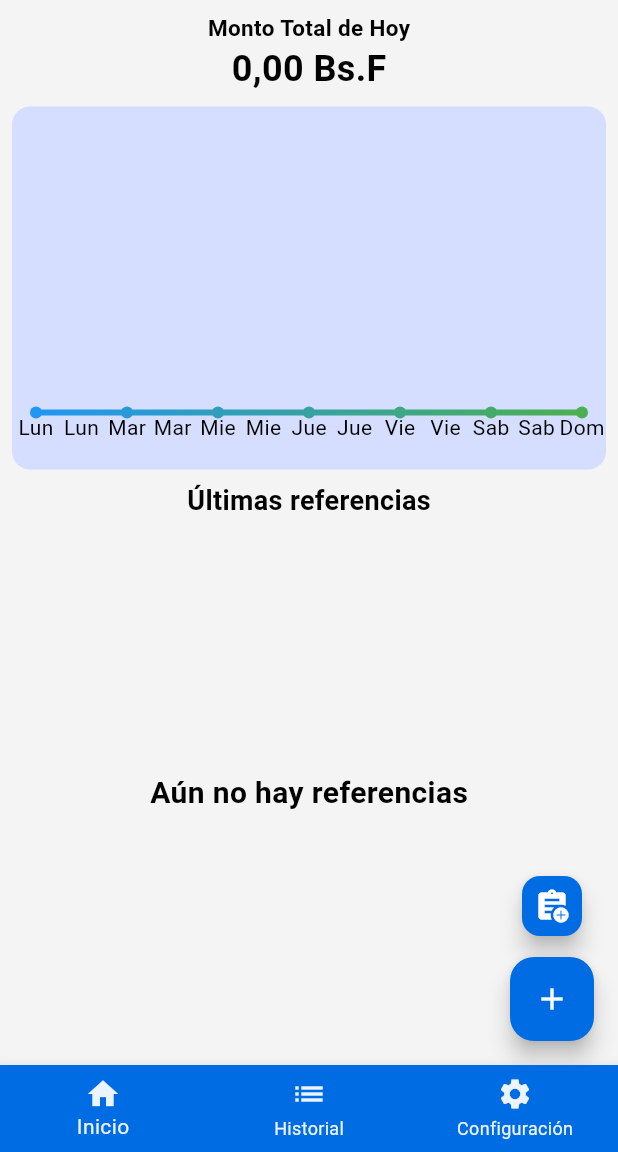
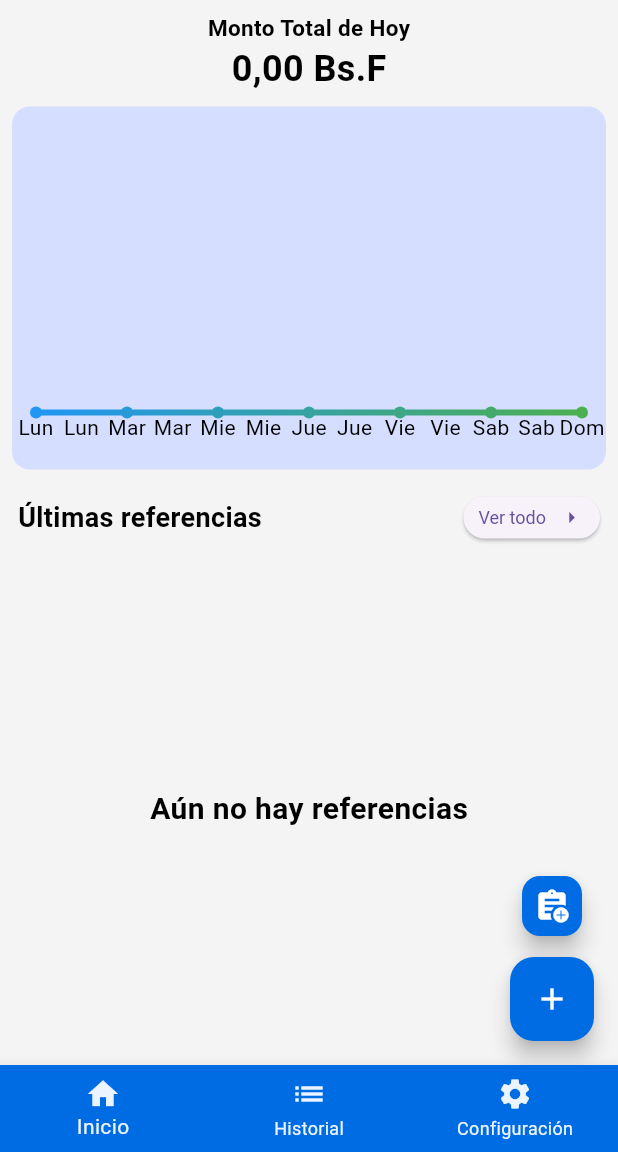
Before and after one commit to NightmareFox12/mi-referencia, a Flutter app: the screen it shows after launch, on a phone screen of 412 x 824 dp, the part 84-1236 px from its top. Run offline on Flutter 3.47's test engine with Material 3 defaults, Android fonts, the phone set to English and light mode, and no system bars; drawn by our look-alikes of fl_chart, skeletonizer; our stand-ins replace drift, drift_flutter, flutter_hooks, flutter_riverpod, hooks_riverpod, shared_preferences; accounts and stored records are empty; generated files the repository leaves out were written again.

Commit message:
feat: add LastReferences widget to display a list of recent references with loading and empty states.

```diff
--- a/lib/presentation/widgets/last_references.dart
+++ b/lib/presentation/widgets/last_references.dart
@@ -20,10 +20,26 @@ class LastReferences extends HookConsumerWidget {
       child: Column(
         children: [
           Padding(
-            padding: const .only(top: 4),
-            child: Text(
-              "Últimas referencias",
-              style: TextStyle(fontWeight: .bold, fontSize: 18),
+            padding: const .only(top: 4, left: 12, right: 12),
+            child: Row(
+              mainAxisAlignment: .spaceBetween,
+              children: [
+                Text(
+                  "Últimas referencias",
+                  style: TextStyle(fontWeight: .bold, fontSize: 18),
+                ),
+                ElevatedButton.icon(
+                  iconAlignment: .end,
+                  onPressed: () => currentScreen.value = 1,
+                  style: ElevatedButton.styleFrom(
+                    minimumSize: const Size(20, 25),
+                    padding: const .symmetric(horizontal: 10, vertical: 5),
+                    textStyle: const TextStyle(fontSize: 12),
+                  ),
+                  label: const Text('Ver todo'),
+                  icon: const Icon(Icons.arrow_right),
+                ),
+              ],
             ),
           ),
           Expanded(
```
